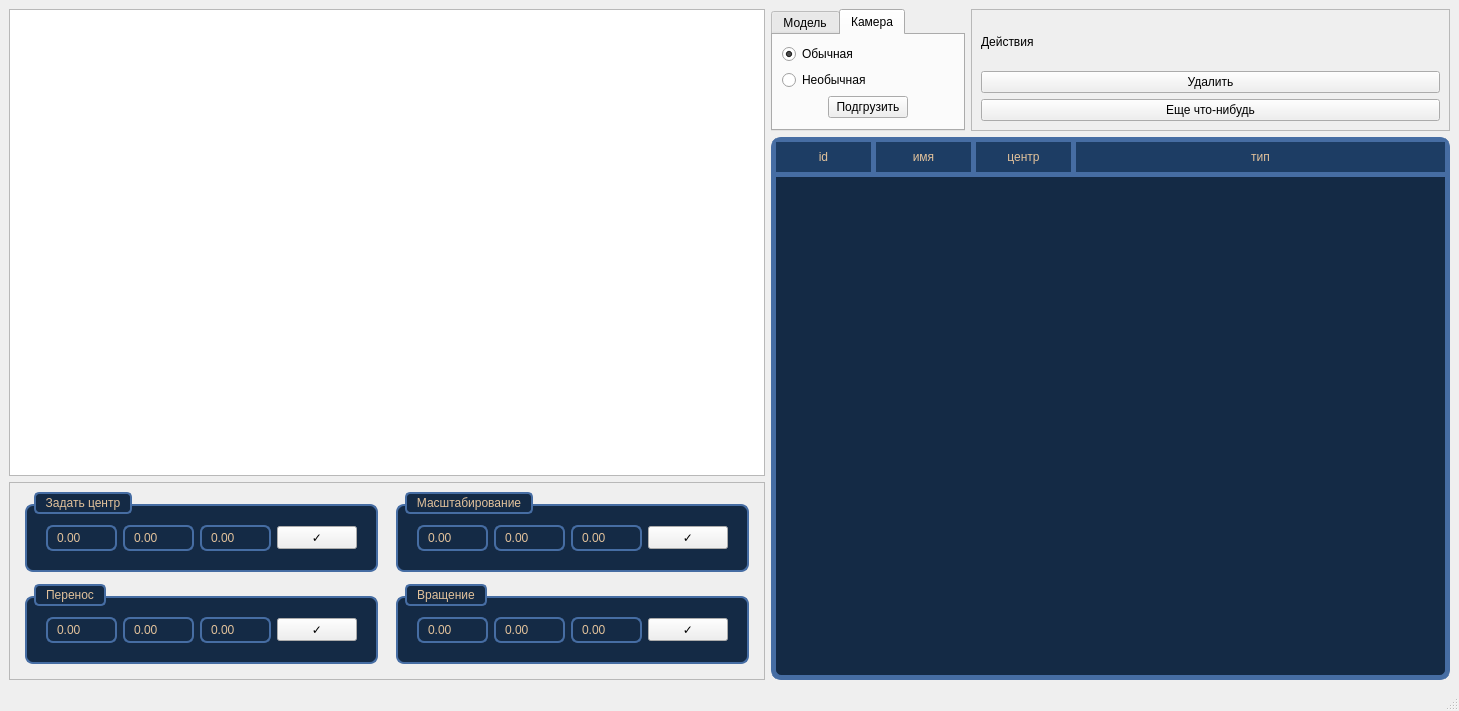
First picture: the form in lab_03/UI/mainwindow.ui, repository arist0crab/bmstu-iu7-4sem-oop, before the edit.
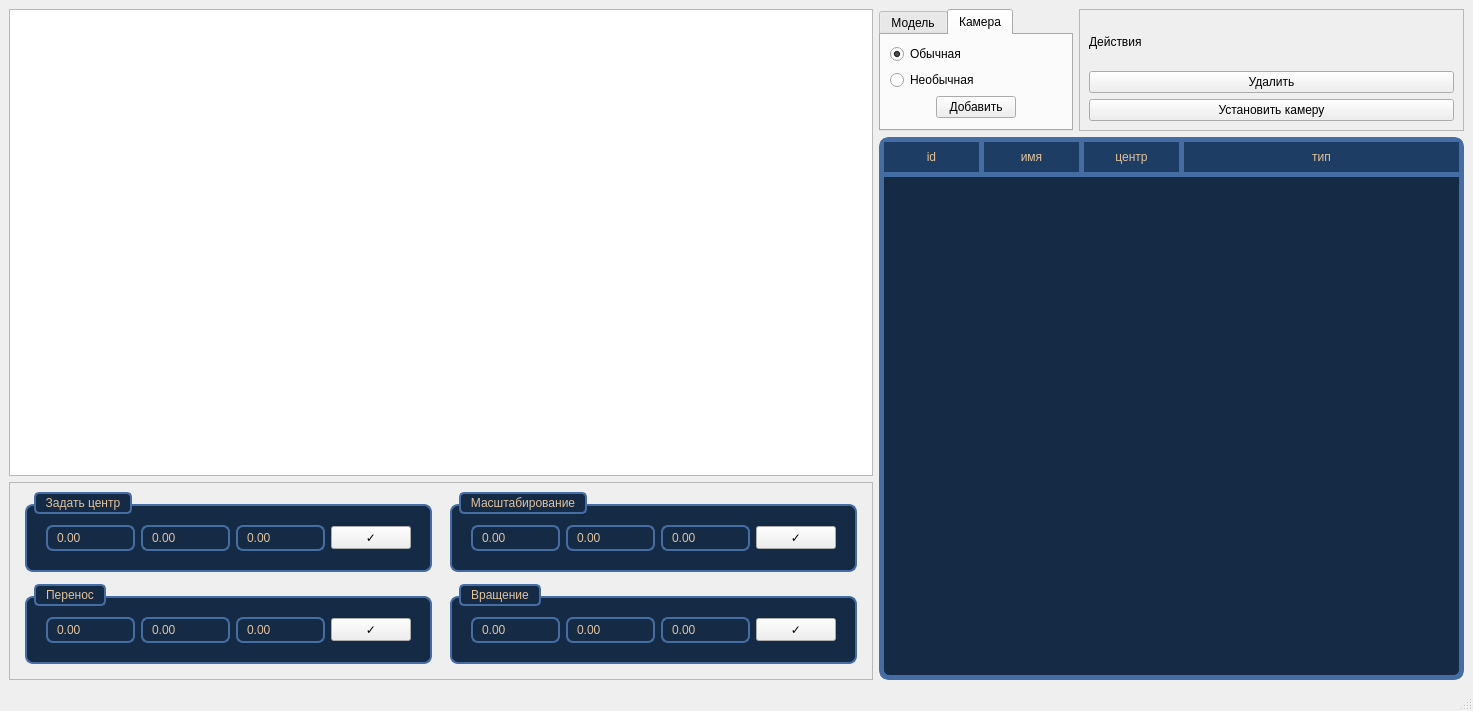
Second picture: the form after the edit. The open tabs and pages were chosen to show the change.

Patch:
```diff
--- a/lab_03/UI/mainwindow.ui
+++ b/lab_03/UI/mainwindow.ui
@@ -6,7 +6,7 @@
    <rect>
     <x>0</x>
     <y>0</y>
-    <width>1459</width>
+    <width>1473</width>
     <height>711</height>
    </rect>
   </property>
@@ -310,7 +310,7 @@
           <item row="2" column="1">
            <widget class="QPushButton" name="loadCameraButton">
             <property name="text">
-             <string>Подгрузить</string>
+             <string>Добавить</string>
             </property>
            </widget>
           </item>
@@ -350,7 +350,7 @@
          <item row="2" column="0">
           <widget class="QPushButton" name="smthElseButton">
            <property name="text">
-            <string>Еще что-нибудь</string>
+            <string>Установить камеру</string>
            </property>
           </widget>
          </item>
@@ -507,13 +507,34 @@
          </property>
          <layout class="QGridLayout" name="gridLayout_6">
           <item row="0" column="0">
-           <widget class="QDoubleSpinBox" name="setCenterXInput"/>
+           <widget class="QDoubleSpinBox" name="setCenterXInput">
+            <property name="minimum">
+             <double>-1000.000000000000000</double>
+            </property>
+            <property name="maximum">
+             <double>1000.000000000000000</double>
+            </property>
+           </widget>
           </item>
           <item row="0" column="1">
-           <widget class="QDoubleSpinBox" name="setCenterYInput"/>
+           <widget class="QDoubleSpinBox" name="setCenterYInput">
+            <property name="minimum">
+             <double>-1000.000000000000000</double>
+            </property>
+            <property name="value">
+             <double>0.000000000000000</double>
+            </property>
+           </widget>
           </item>
           <item row="0" column="2">
-           <widget class="QDoubleSpinBox" name="setCenterZInput"/>
+           <widget class="QDoubleSpinBox" name="setCenterZInput">
+            <property name="minimum">
+             <double>-1000.000000000000000</double>
+            </property>
+            <property name="maximum">
+             <double>1000.000000000000000</double>
+            </property>
+           </widget>
           </item>
           <item row="0" column="3">
            <widget class="QPushButton" name="setCenterButton">
@@ -574,13 +595,49 @@
          </property>
          <layout class="QGridLayout" name="gridLayout_4">
           <item row="0" column="0">
-           <widget class="QDoubleSpinBox" name="scaleFigureXInput"/>
+           <widget class="QDoubleSpinBox" name="scaleFigureXInput">
+            <property name="sizePolicy">
+             <sizepolicy hsizetype="Expanding" vsizetype="Fixed">
+              <horstretch>0</horstretch>
+              <verstretch>0</verstretch>
+             </sizepolicy>
+            </property>
+            <property name="maximum">
+             <double>100.000000000000000</double>
+            </property>
+           </widget>
           </item>
           <item row="0" column="1">
-           <widget class="QDoubleSpinBox" name="scaleFigureYInput"/>
+           <widget class="QDoubleSpinBox" name="scaleFigureYInput">
+            <property name="sizePolicy">
+             <sizepolicy hsizetype="Expanding" vsizetype="Fixed">
+              <horstretch>0</horstretch>
+              <verstretch>0</verstretch>
+             </sizepolicy>
+            </property>
+            <property name="minimum">
+             <double>0.000000000000000</double>
+            </property>
+            <property name="maximum">
+             <double>100.000000000000000</double>
+            </property>
+           </widget>
           </item>
           <item row="0" column="2">
-           <widget class="QDoubleSpinBox" name="scaleFigureZInput"/>
+           <widget class="QDoubleSpinBox" name="scaleFigureZInput">
+            <property name="sizePolicy">
+             <sizepolicy hsizetype="Expanding" vsizetype="Fixed">
+              <horstretch>0</horstretch>
+              <verstretch>0</verstretch>
+             </sizepolicy>
+            </property>
+            <property name="minimum">
+             <double>0.000000000000000</double>
+            </property>
+            <property name="maximum">
+             <double>100.000000000000000</double>
+            </property>
+           </widget>
           </item>
           <item row="0" column="3">
            <widget class="QPushButton" name="scaleFigureButton">
@@ -641,7 +698,14 @@
          </property>
          <layout class="QGridLayout" name="gridLayout_3">
           <item row="0" column="0">
-           <widget class="QDoubleSpinBox" name="moveFigureXInput"/>
+           <widget class="QDoubleSpinBox" name="moveFigureXInput">
+            <property name="minimum">
+             <double>-1000.000000000000000</double>
+            </property>
+            <property name="maximum">
+             <double>1000.000000000000000</double>
+            </property>
+           </widget>
           </item>
           <item row="0" column="3">
            <widget class="QPushButton" name="moveFigureButton">
@@ -651,10 +715,24 @@
            </widget>
           </item>
           <item row="0" column="1">
-           <widget class="QDoubleSpinBox" name="moveFigureYInput"/>
+           <widget class="QDoubleSpinBox" name="moveFigureYInput">
+            <property name="minimum">
+             <double>-1000.000000000000000</double>
+            </property>
+            <property name="maximum">
+             <double>1000.000000000000000</double>
+            </property>
+           </widget>
           </item>
           <item row="0" column="2">
-           <widget class="QDoubleSpinBox" name="moveFigureZInput"/>
+           <widget class="QDoubleSpinBox" name="moveFigureZInput">
+            <property name="minimum">
+             <double>-1000.000000000000000</double>
+            </property>
+            <property name="maximum">
+             <double>1000.000000000000000</double>
+            </property>
+           </widget>
           </item>
          </layout>
         </widget>
@@ -708,13 +786,34 @@
          </property>
          <layout class="QGridLayout" name="gridLayout_5">
           <item row="0" column="0">
-           <widget class="QDoubleSpinBox" name="rotateFigureXInput"/>
+           <widget class="QDoubleSpinBox" name="rotateFigureXInput">
+            <property name="minimum">
+             <double>-1000.000000000000000</double>
+            </property>
+            <property name="maximum">
+             <double>1000.000000000000000</double>
+            </property>
+           </widget>
           </item>
           <item row="0" column="1">
-           <widget class="QDoubleSpinBox" name="rotateFigureYInput"/>
+           <widget class="QDoubleSpinBox" name="rotateFigureYInput">
+            <property name="minimum">
+             <double>-1000.000000000000000</double>
+            </property>
+            <property name="maximum">
+             <double>1000.000000000000000</double>
+            </property>
+           </widget>
           </item>
           <item row="0" column="2">
-           <widget class="QDoubleSpinBox" name="rotateFigureZInput"/>
+           <widget class="QDoubleSpinBox" name="rotateFigureZInput">
+            <property name="minimum">
+             <double>-1000.000000000000000</double>
+            </property>
+            <property name="maximum">
+             <double>1000.000000000000000</double>
+            </property>
+           </widget>
           </item>
           <item row="0" column="3">
            <widget class="QPushButton" name="rotateFigureButton">
```
Left out of the diff: 6 changed lines with no effect on the pictures.
